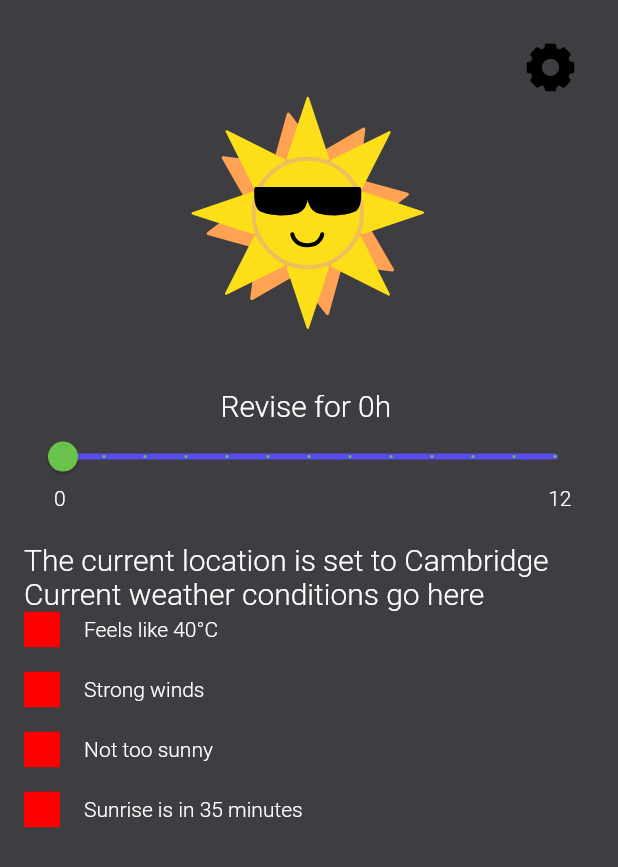
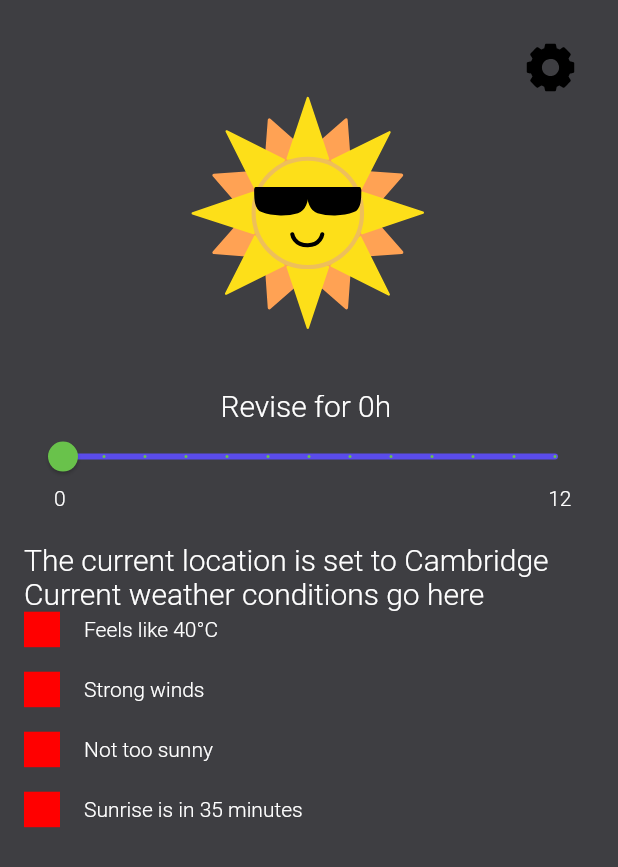
Before and after one commit to losmi247/weather-app, a Flutter app: the screen it shows after launch, on a phone screen of 412 x 824 dp. Shown: the top 867 px of the screen. Run offline on Flutter 3.47's test engine with Material 2 defaults, Android fonts, the phone set to English and light mode, and no system bars; our stand-ins replace flutter_svg.

Commit message:
add animated sun image

```diff
--- a/lib/study_outside_screen.dart
+++ b/lib/study_outside_screen.dart
@@ -4,6 +4,7 @@ import 'package:flutter_application_1/custom_components/pallete.dart';
 import 'package:flutter_application_1/custom_components/preferences.dart';
 import 'package:flutter_application_1/settings_screen.dart';
 import 'package:flutter_svg/flutter_svg.dart';
+import 'dart:async';
 
 class StudyOutsideScreen extends StatefulWidget {
   const StudyOutsideScreen({Key? key}) : super(key: key);
@@ -14,8 +15,34 @@ class StudyOutsideScreen extends StatefulWidget {
 class _StudyOutsideScreenState extends State<StudyOutsideScreen> {
   //double _sliderValue = 0.0;
   /// to get slider value - slider.value
-  SliderWithLabels slider = const SliderWithLabels(minValue: 0, maxValue: 12, initialValue: 0);
+  SliderWithLabels slider =
+      const SliderWithLabels(minValue: 0, maxValue: 12, initialValue: 0);
   Preferences preferences = Preferences.defaultPreferences();
+
+  late final Timer timer;
+
+  final values = [
+    'sun-l.svg',
+    'sun-m.svg',
+    'sun-r.svg',
+    'sun-m.svg',
+    // 'sun-h.svg',
+  ];
+  int _index = 0;
+
+  @override
+  void initState() {
+    super.initState();
+    timer = Timer.periodic(Duration(milliseconds: 333), (timer) {
+      setState(() => _index++);
+    });
+  }
+
+  @override
+  void dispose() {
+    timer.cancel();
+    super.dispose();
+  }
 
   @override
   Widget build(BuildContext context) {
@@ -37,13 +64,27 @@ class _StudyOutsideScreenState extends State<StudyOutsideScreen> {
           crossAxisAlignment: CrossAxisAlignment.start,
           children: <Widget>[
             SizedBox(
-              height: MediaQuery.of(context).size.height * 0.3, // 30% of screen height
+              height: MediaQuery.of(context).size.height *
+                  0.3, // 30% of screen height
               //child: Expanded(
-                child: Stack(
-                    children: [
+              child: Stack(children: [
                 Container(
                   alignment: AlignmentDirectional.center,
-                        child: SvgPicture.asset("assets/images/sun.svg", fit: BoxFit.contain,)
+                  // child: SvgPicture.asset("assets/images/sun.svg", fit: BoxFit.contain,)
+                  // child: SvgPicture.asset(
+                  //   "assets/images/sun-m.svg",
+                  //   fit: BoxFit.contain,
+                  // )
+                  child: AnimatedSwitcher(
+                      duration: Duration(milliseconds: 16),
+                      // child: Text(
+                      //   values[_index % values.length],
+                      //   key: UniqueKey(),
+                      // ),
+                      child: SvgPicture.asset(
+                        'assets/images/' + values[_index % values.length],
+                        fit: BoxFit.contain,
+                      )),
                   // child: Text(
                   //   'Graphic goes here',
                   //   style: TextStyle(fontSize: 32.0),
@@ -52,6 +93,7 @@ class _StudyOutsideScreenState extends State<StudyOutsideScreen> {
                 Positioned(
                   top: 5,
                   right: 5,
+
                   /// Button to go to 'Settings' screen
                   child: IconButton(
                     icon: SvgPicture.asset("assets/images/gear.svg"),
@@ -62,8 +104,7 @@ class _StudyOutsideScreenState extends State<StudyOutsideScreen> {
                     //child: Text('Settings'),
                   ),
                 ),
-                    ]
-                ),
+              ]),
               //),
             ),
             /*SliderTheme(
@@ -115,7 +156,8 @@ class _StudyOutsideScreenState extends State<StudyOutsideScreen> {
                     ),
                     // SvgPicture.asset("images/sun.svg"),
                     SizedBox(width: 16.0),
-                    Text('Feels like ${preferences.isCelsius ? '40°C' : '104°F'}'),
+                    Text(
+                        'Feels like ${preferences.isCelsius ? '40°C' : '104°F'}'),
                   ],
                 ),
                 SizedBox(height: 16.0),
@@ -175,8 +217,7 @@ class _StudyOutsideScreenState extends State<StudyOutsideScreen> {
     final Preferences returnedPreferences = await Navigator.push(
       context,
       MaterialPageRoute(
-                              builder: (context) => SettingsScreen(preferences: preferences)
-                                  ),
+          builder: (context) => SettingsScreen(preferences: preferences)),
     );
     setState(() {
       //preferences = Preferences.copy(returnedPreferences);
@@ -187,7 +228,8 @@ class _StudyOutsideScreenState extends State<StudyOutsideScreen> {
       preferences.workInRain = returnedPreferences.workInRain;
       preferences.workInSnow = returnedPreferences.workInSnow;
       preferences.workInWind = returnedPreferences.workInWind;
-      preferences.isLocationSetAutomatically = returnedPreferences.isLocationSetAutomatically;
+      preferences.isLocationSetAutomatically =
+          returnedPreferences.isLocationSetAutomatically;
       preferences.selectedLocation = returnedPreferences.selectedLocation;
     });
   }
--- a/pubspec.yaml
+++ b/pubspec.yaml
@@ -96,6 +96,7 @@ flutter:
     - assets/images/red.svg
     - assets/images/cloud.svg
     - assets/images/gear.svg
+    - assets/images/
 
   fonts:
     - family: Roboto
```
Also changed, not shown: assets/images/sun-h.svg (added), assets/images/sun-l.svg (added), assets/images/sun-m.svg (added), assets/images/sun-r.svg (added). Lines whose indentation alone changed are shown as unchanged.
